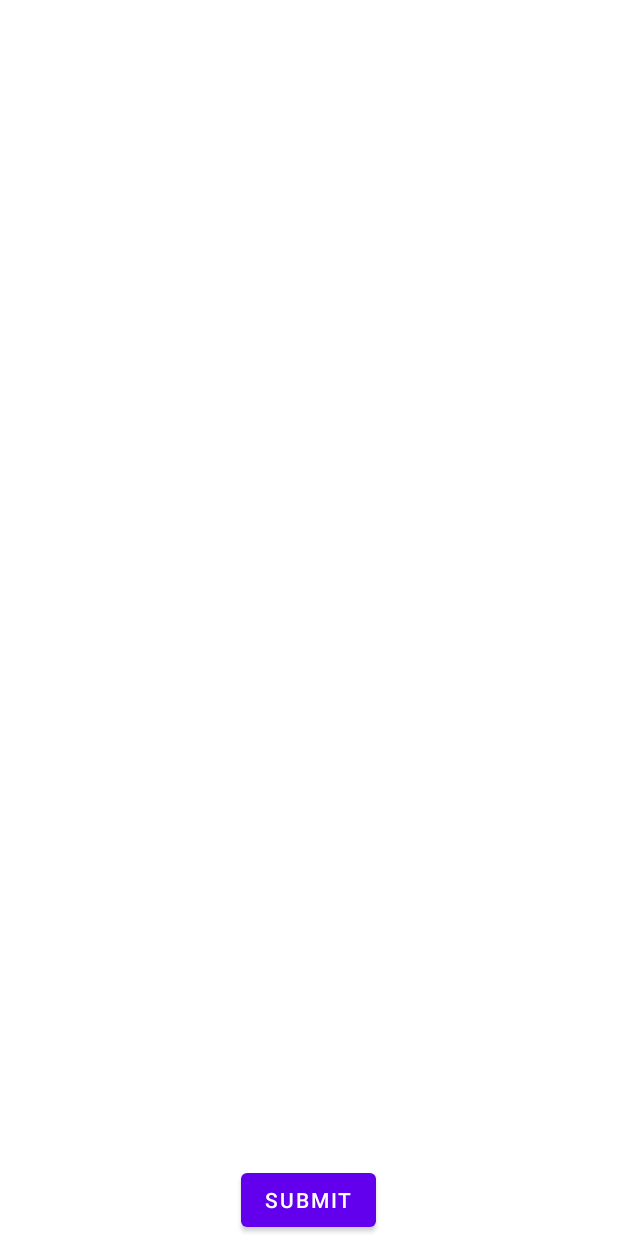
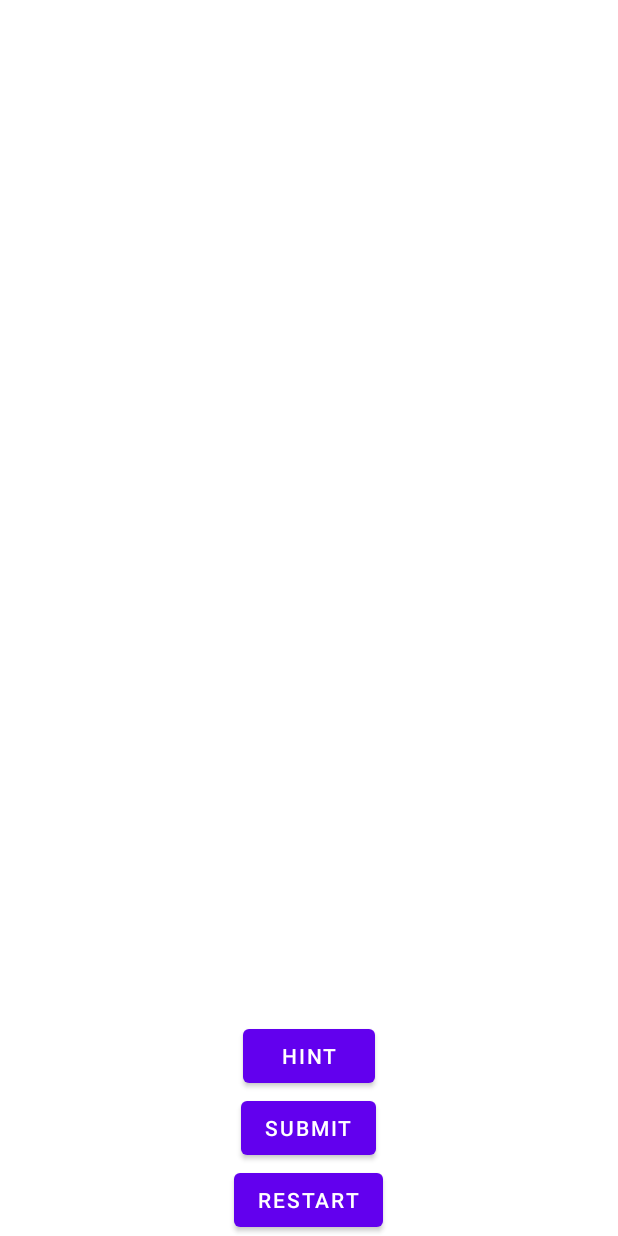
Before and after one commit to Hytherist/Sudoku-Vocab, an Android app: the layout activity_main.xml on its own in the app's theme, with its tools: preview values and no code run, on a phone screen of 412 x 824 dp. Run offline under Robolectric (Android 15) with nearby library versions, the phone set to English and light mode, and no system bars.

Commit message:
hint and restart buttons

```diff
--- a/app/src/main/AndroidManifest.xml
+++ b/app/src/main/AndroidManifest.xml
@@ -3,6 +3,7 @@
     xmlns:tools="http://schemas.android.com/tools">
 
     <application
+
         android:allowBackup="true"
         android:dataExtractionRules="@xml/data_extraction_rules"
         android:fullBackupContent="@xml/backup_rules"
@@ -10,6 +11,7 @@
         android:label="@string/app_name"
         android:supportsRtl="true"
         android:theme="@style/Theme.Sudoku"
+
         tools:targetApi="31">
         <activity
             android:name=".controller.MainActivity"
--- a/app/src/main/res/drawable/cellteal.xml
+++ b/app/src/main/res/drawable/cellbeige.xml
@@ -3,9 +3,9 @@
     android:shape="rectangle">
     <size android:width="70dp" android:height="80dp" />
     <stroke
-        android:width="2dp"
+        android:width="1dp"
         android:color="@color/black" />
-    <solid android:color="@color/teal_200" />
+    <solid android:color="@color/beige" />
     <padding
         android:bottom="4dp"
         android:left="4dp"
--- a/app/src/main/res/drawable/cellwhite.xml
+++ b/app/src/main/res/drawable/cellwhite.xml
@@ -3,7 +3,7 @@
     android:shape="rectangle">
     <size android:width="70dp" android:height="80dp" />
     <stroke
-        android:width="2dp"
+        android:width="1dp"
         android:color="@color/black" />
     <solid android:color="@color/white" />
     <padding
--- a/app/src/main/res/layout/activity_main.xml
+++ b/app/src/main/res/layout/activity_main.xml
@@ -12,10 +12,24 @@
     </GridLayout>
 
     <Button
+        android:id="@+id/hint_button"
+        android:layout_width="wrap_content"
+        android:layout_height="wrap_content"
+        android:layout_gravity="center"
+        android:text="@string/hint" />
+
+    <Button
         android:id="@+id/submit_button"
         android:layout_width="wrap_content"
         android:layout_height="wrap_content"
         android:layout_gravity="center"
         android:text="@string/submit" />
 
+    <Button
+        android:id="@+id/restart_button"
+        android:layout_width="wrap_content"
+        android:layout_height="wrap_content"
+        android:layout_gravity="center"
+        android:text="@string/restart" />
+
 </LinearLayout>
--- a/app/src/main/res/values-night/themes.xml
+++ /dev/null
@@ -1,16 +0,0 @@
-<resources xmlns:tools="http://schemas.android.com/tools">
-    <!-- Base application theme. -->
-    <style name="Theme.Sudoku" parent="Theme.MaterialComponents.DayNight.DarkActionBar">
-        <!-- Primary brand color. -->
-        <item name="colorPrimary">@color/purple_200</item>
-        <item name="colorPrimaryVariant">@color/purple_700</item>
-        <item name="colorOnPrimary">@color/black</item>
-        <!-- Secondary brand color. -->
-        <item name="colorSecondary">@color/teal_200</item>
-        <item name="colorSecondaryVariant">@color/teal_200</item>
-        <item name="colorOnSecondary">@color/black</item>
-        <!-- Status bar color. -->
-        <item name="android:statusBarColor" tools:targetApi="21">?attr/colorPrimaryVariant</item>
-        <!-- Customize your theme here. -->
-    </style>
-</resources>
--- a/app/src/main/res/values/colors.xml
+++ b/app/src/main/res/values/colors.xml
@@ -7,6 +7,6 @@
     <color name="teal_700">#FF018786</color>
     <color name="black">#FF000000</color>
     <color name="white">#FFFFFFFF</color>
-    <color name="lightgray">#D3D3D3</color>
+    <color name="beige">#E3BC9A</color>
     <color name="darkgray">#5A5A5A</color>
 </resources>
--- a/app/src/main/res/values/strings.xml
+++ b/app/src/main/res/values/strings.xml
@@ -1,4 +1,6 @@
 <resources>
     <string name="app_name">Sudoku</string>
     <string name="submit">Submit</string>
+    <string name="hint">Hint</string>
+    <string name="restart">Restart</string>
 </resources>
--- a/app/src/main/res/values/themes.xml
+++ b/app/src/main/res/values/themes.xml
@@ -1,3 +1,4 @@
+<?xml version="1.0" encoding="utf-8"?>
 <resources xmlns:tools="http://schemas.android.com/tools">
     <!-- Base application theme. -->
     <style name="Theme.Sudoku" parent="Theme.MaterialComponents.DayNight.DarkActionBar">
```
Also changed, not shown: app/src/main/java/com/foxtrot/sudoku/controller/MainActivity.java (+108 -3 lines), app/src/main/java/com/foxtrot/sudoku/model/App.java (+23 -0 lines), app/src/main/java/com/foxtrot/sudoku/model/Board.java (+20 -0 lines).
